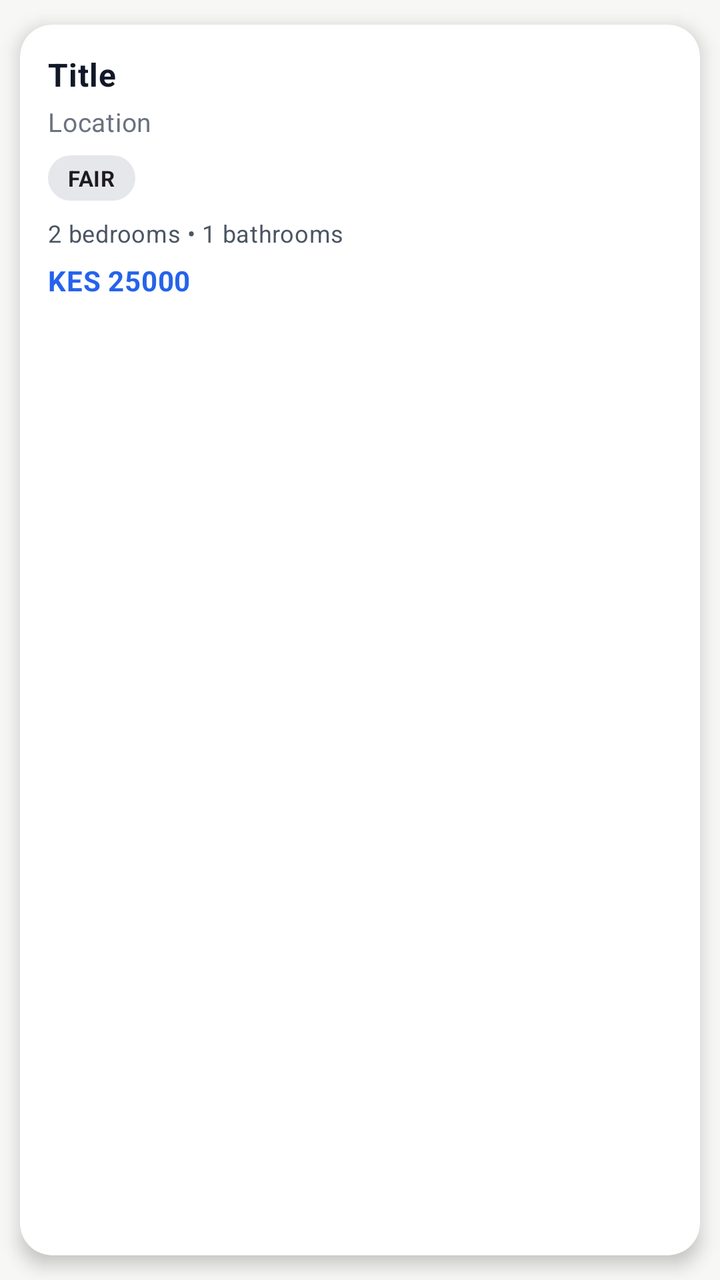
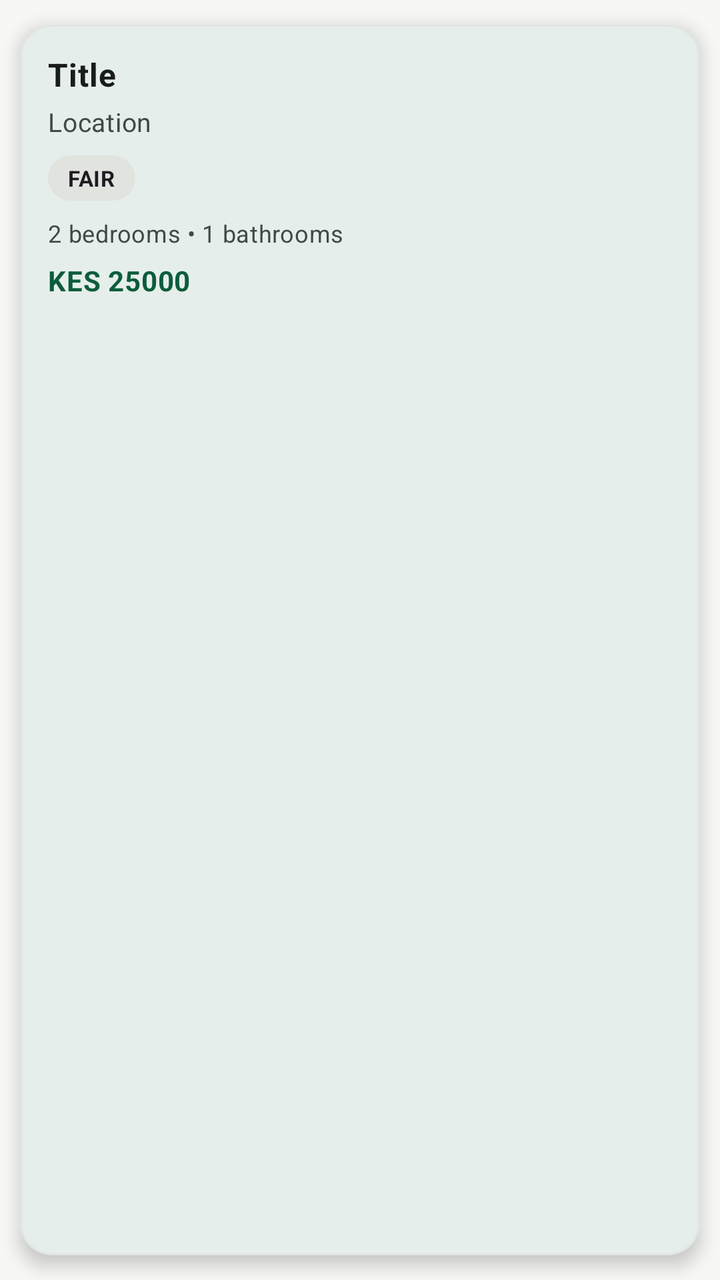

Screens rendered from an Android XML layout before and after an edit, with the pre-edit source and the edit as a unified diff.
<!-- AndroidManifest.xml: application theme Theme.KodiWise -->
<!-- res/layout/item_property.xml -->
<?xml version="1.0" encoding="utf-8"?>
<androidx.cardview.widget.CardView
    xmlns:android="http://schemas.android.com/apk/res/android"
    xmlns:card_view="http://schemas.android.com/apk/res-auto"
    android:layout_width="match_parent"
    android:layout_height="wrap_content"
    android:layout_marginHorizontal="6dp"
    android:layout_marginBottom="12dp"
    card_view:cardCornerRadius="16dp"
    card_view:cardElevation="5dp"
    card_view:cardUseCompatPadding="true">

    <LinearLayout
        android:layout_width="match_parent"
        android:layout_height="wrap_content"
        android:orientation="vertical"
        android:padding="14dp">

        <TextView
            android:id="@+id/tvTitle"
            android:layout_width="match_parent"
            android:layout_height="wrap_content"
            android:text="Title"
            android:textStyle="bold"
            android:textSize="16sp"
            android:textColor="#111827"
            android:maxLines="1"
            android:ellipsize="end" />

        <TextView
            android:id="@+id/tvLocation"
            android:layout_width="match_parent"
            android:layout_height="wrap_content"
            android:text="Location"
            android:textSize="13sp"
            android:textColor="#6B7280"
            android:layout_marginTop="4dp"
            android:maxLines="1"
            android:ellipsize="end" />

        <TextView
            android:id="@+id/tvBand"
            android:layout_width="wrap_content"
            android:layout_height="wrap_content"
            android:text="FAIR"
            android:textStyle="bold"
            android:textSize="11sp"
            android:paddingStart="10dp"
            android:paddingTop="4dp"
            android:paddingEnd="10dp"
            android:paddingBottom="4dp"
            android:layout_marginTop="8dp"
            android:background="@drawable/bg_status_neutral" />

        <TextView
            android:id="@+id/tvMeta"
            android:layout_width="match_parent"
            android:layout_height="wrap_content"
            android:text="2 bedrooms • 1 bathrooms"
            android:textSize="12sp"
            android:textColor="#4B5563"
            android:layout_marginTop="8dp" />

        <TextView
            android:id="@+id/tvPrice"
            android:layout_width="wrap_content"
            android:layout_height="wrap_content"
            android:text="KES 25000"
            android:textStyle="bold"
            android:textSize="14sp"
            android:layout_marginTop="6dp"
            android:textColor="#2563EB" />

    </LinearLayout>

</androidx.cardview.widget.CardView>
<!-- resources referenced by this layout -->
<resources>
  <!-- drawable bg_status_neutral (drawable) -->
  <?xml version="1.0" encoding="utf-8"?>
  <shape xmlns:android="http://schemas.android.com/apk/res/android">
  
      <solid android:color="#E5E7EB" />
  
      <corners android:radius="999dp"/>
  
  </shape>
  <style name="Theme.KodiWise" parent="Base.Theme.KodiWise" />
  <color name="kw_primary">#0B5D3B</color>
  <color name="kw_on_primary">#FFFFFF</color>
  <color name="kw_primary_container">#CDEBD9</color>
  <color name="kw_on_primary_container">#002114</color>
  <color name="kw_secondary">#C9A227</color>
  <color name="kw_on_secondary">#1F1B00</color>
  <color name="kw_secondary_container">#FFF1C2</color>
  <color name="kw_on_secondary_container">#3D2F00</color>
  <color name="kw_tertiary">#3E6553</color>
  <color name="kw_on_tertiary">#FFFFFF</color>
  <color name="kw_tertiary_container">#C0EBD4</color>
  <color name="kw_on_tertiary_container">#002114</color>
  <color name="kw_error">#B3261E</color>
  <color name="kw_on_error">#FFFFFF</color>
  <color name="kw_error_container">#F9DEDC</color>
  <color name="kw_on_error_container">#410E0B</color>
  <color name="kw_background">#F7F8F6</color>
  <color name="kw_on_background">#191C1A</color>
  <color name="kw_surface">#FFFFFF</color>
  <color name="kw_on_surface">#191C1A</color>
  <color name="kw_surface_variant">#DCE5DD</color>
  <color name="kw_on_surface_variant">#404943</color>
  <color name="kw_outline">#707973</color>
  <color name="kw_outline_variant">#C0C9C1</color>
  <color name="kw_surface_container_lowest">#FFFFFF</color>
  <color name="kw_surface_container_low">#F2F4F1</color>
  <color name="kw_surface_container">#ECEFEB</color>
  <color name="kw_surface_container_high">#E6E9E5</color>
  <color name="kw_surface_container_highest">#E1E3DF</color>
  <color name="kw_surface_dim">#D8DBD7</color>
  <color name="kw_surface_bright">#F7F8F6</color>
  <color name="kw_inverse_surface">#2E312E</color>
  <color name="kw_inverse_on_surface">#EFF1ED</color>
  <color name="kw_inverse_primary">#8FD5AE</color>
  <style name="Widget.KodiWise.TextView" parent="Widget.AppCompat.TextView">
          <item name="android:textAppearance">@style/TextAppearance.KodiWise.BodyMedium</item>
      </style>
  <style name="TextAppearance.KodiWise.BodyLarge" parent="TextAppearance.Material3.BodyLarge">
          
          <item name="android:textViewStyle">@style/Widget.KodiWise.TextView</item>
      </style>
  <style name="TextAppearance.KodiWise.BodyMedium" parent="TextAppearance.Material3.BodyMedium">
          
          <item name="android:textViewStyle">@style/Widget.KodiWise.TextView</item>
      </style>
  <style name="TextAppearance.KodiWise.BodySmall" parent="TextAppearance.Material3.BodySmall">
          
          <item name="android:textViewStyle">@style/Widget.KodiWise.TextView</item>
      </style>
  <style name="ShapeAppearance.KodiWise.Medium" parent="ShapeAppearance.Material3.Corner.Medium">
          <item name="cornerFamily">rounded</item>
          <item name="cornerSize">12dp</item>
      </style>
  <style name="ShapeAppearance.KodiWise.Large" parent="ShapeAppearance.Material3.Corner.Large">
          <item name="cornerFamily">rounded</item>
          <item name="cornerSize">16dp</item>
      </style>
  <style name="Widget.KodiWise.Chip" parent="Widget.Material3.Chip.Filter" />
  <style name="Widget.KodiWise.CheckBox" parent="Widget.Material3.CompoundButton.CheckBox">
          <item name="android:minHeight">48dp</item>
      </style>
  <color name="kw_card">#FFFFFF</color>
  <color name="kw_card_stroke">#E1E5E1</color>
  <style name="Widget.KodiWise.BottomNav.NoIndicator" parent="Widget.Material3.BottomNavigationView.ActiveIndicator">
          <item name="android:color">@android:color/transparent</item>
      </style>
  <!-- unchanged entries left out for length: 18 -->
</resources>

<!-- the commit's change to res/layout/item_property.xml (unified diff, before → after) -->
@@ -1,5 +1,5 @@
 <?xml version="1.0" encoding="utf-8"?>
-<androidx.cardview.widget.CardView
+<com.google.android.material.card.MaterialCardView
     xmlns:android="http://schemas.android.com/apk/res/android"
     xmlns:card_view="http://schemas.android.com/apk/res-auto"
     android:layout_width="match_parent"
@@ -23,7 +23,7 @@
             android:text="Title"
             android:textStyle="bold"
             android:textSize="16sp"
-            android:textColor="#111827"
+            android:textColor="?attr/colorOnSurface"
             android:maxLines="1"
             android:ellipsize="end" />
 
@@ -33,7 +33,7 @@
             android:layout_height="wrap_content"
             android:text="Location"
             android:textSize="13sp"
-            android:textColor="#6B7280"
+            android:textColor="?attr/colorOnSurfaceVariant"
             android:layout_marginTop="4dp"
             android:maxLines="1"
             android:ellipsize="end" />
@@ -50,7 +50,7 @@
             android:paddingEnd="10dp"
             android:paddingBottom="4dp"
             android:layout_marginTop="8dp"
-            android:background="@drawable/bg_status_neutral" />
+            android:background="@drawable/bg_badge" />
 
         <TextView
             android:id="@+id/tvMeta"
@@ -58,7 +58,7 @@
             android:layout_height="wrap_content"
             android:text="2 bedrooms • 1 bathrooms"
             android:textSize="12sp"
-            android:textColor="#4B5563"
+            android:textColor="?attr/colorOnSurfaceVariant"
             android:layout_marginTop="8dp" />
 
         <TextView
@@ -69,8 +69,8 @@
             android:textStyle="bold"
             android:textSize="14sp"
             android:layout_marginTop="6dp"
-            android:textColor="#2563EB" />
+            android:textColor="?attr/colorPrimary" />
 
     </LinearLayout>
 
-</androidx.cardview.widget.CardView>
+</com.google.android.material.card.MaterialCardView>
<!-- resource entries referenced after the edit -->
@@ -1,15 +1,13 @@
 <!-- resources referenced by this layout -->
 <resources>
-  <!-- drawable bg_status_neutral (drawable) -->
+  <!-- drawable bg_badge (drawable) -->
   <?xml version="1.0" encoding="utf-8"?>
-  <shape xmlns:android="http://schemas.android.com/apk/res/android">
-  
-      <solid android:color="#E5E7EB" />
-  
-      <corners android:radius="999dp"/>
-  
+  <shape xmlns:android="http://schemas.android.com/apk/res/android" android:shape="rectangle">
+      <corners android:radius="999dp" />
+      <solid android:color="@color/kw_neutral_chip" />
   </shape>
   <style name="Theme.KodiWise" parent="Base.Theme.KodiWise" />
+  <color name="kw_neutral_chip">#E1E3DF</color>
   <color name="kw_primary">#0B5D3B</color>
   <color name="kw_on_primary">#FFFFFF</color>
   <color name="kw_primary_container">#CDEBD9</color>
